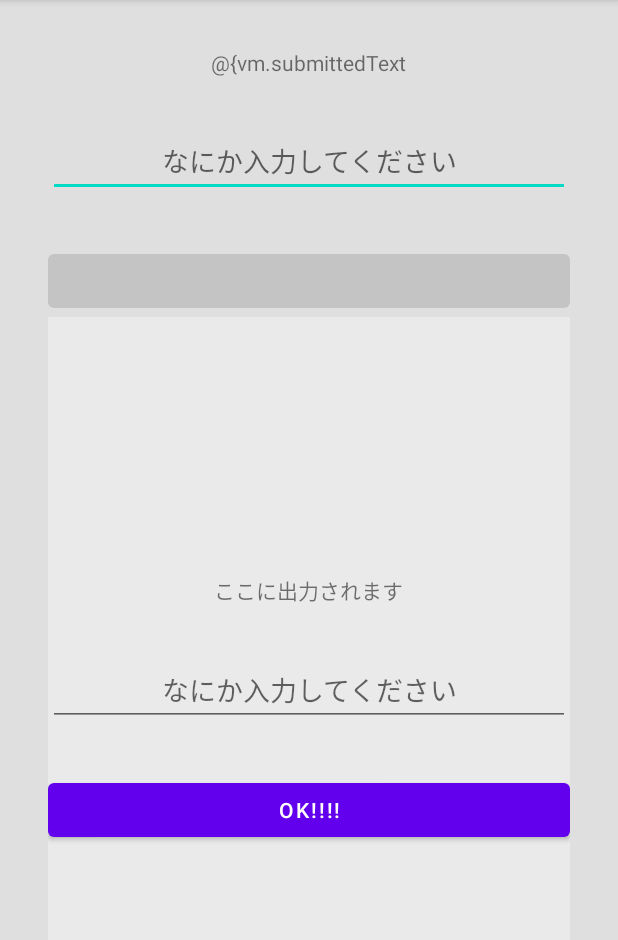
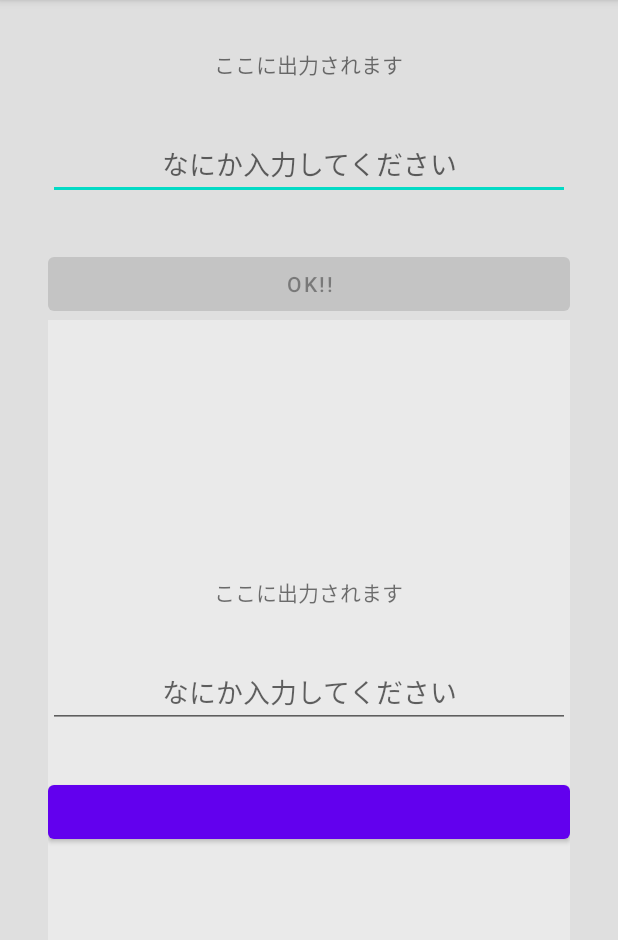
Before and after one commit to melq/LiveDataTest, an Android app: the screen it shows after launch (MainActivity), on a phone screen of 412 x 824 dp, the part 84-1024 px from its top. Run offline under Robolectric (Android 15) with nearby library versions, the phone set to English and light mode, and no system bars; our stand-ins replace data binding.

Commit message:
:sparkles: FragmentにViewModelを導入した

```diff
--- a/app/src/main/java/com/melq/livedatatest/FragmentMain.kt
+++ b/app/src/main/java/com/melq/livedatatest/FragmentMain.kt
@@ -6,10 +6,13 @@ import android.view.View
 import android.view.ViewGroup
 import androidx.core.widget.addTextChangedListener
 import androidx.fragment.app.Fragment
+import androidx.lifecycle.Observer
 import com.melq.livedatatest.databinding.FragmentMainBinding
 
 class FragmentMain : Fragment() {
     private lateinit var binding: FragmentMainBinding
+
+    private val viewModel = MainViewModel()
 
     override fun onCreateView(
         inflater: LayoutInflater,
@@ -17,21 +20,20 @@ class FragmentMain : Fragment() {
         savedInstanceState: Bundle?
     ): View? {
         binding = FragmentMainBinding.inflate(inflater, container, false)
+        binding.vm = viewModel
+        binding.lifecycleOwner = this
         return binding.root
     }
 
     override fun onViewCreated(view: View, savedInstanceState: Bundle?) {
         super.onViewCreated(view, savedInstanceState)
 
-        binding.buttonText = "OK!!"
-        binding.frameLayoutSub.buttonText = "OK!!!!"
-
-        binding.editText.addTextChangedListener {
-            binding.frameLayoutSub.textView.text = it
-        }
-        binding.frameLayoutSub.editText.addTextChangedListener {
-            binding.textView.text = it
+        binding.button.setOnClickListener {
+            viewModel.submitText(binding.editText.text.toString())
         }
 
+        binding.editText.addTextChangedListener { text ->
+            viewModel.updateButton(text.isNullOrBlank())
+        }
     }
 }
--- a/app/src/main/java/com/melq/livedatatest/MainViewModel.kt
+++ b/app/src/main/java/com/melq/livedatatest/MainViewModel.kt
@@ -18,7 +18,7 @@ class MainViewModel {
 
     private val _submittedText: MutableLiveData<String> =
             MutableLiveData<String>().also { mutableLiveData ->
-                mutableLiveData.value = R.string.output_here.toString()
+                mutableLiveData.value = "ここに出力されます" // ほんとはgetStringしたい
             }
     val submittedText: LiveData<String> get() = _submittedText
 
--- a/app/src/main/res/layout/fragment_main.xml
+++ b/app/src/main/res/layout/fragment_main.xml
@@ -20,7 +20,8 @@
             android:id="@+id/textView"
             android:layout_width="wrap_content"
             android:layout_height="wrap_content"
-            android:text="@{vm.submittedText" />
+            android:text="@{vm.submittedText}"
+            tools:text="@string/output_here" />
 
         <EditText
             android:id="@+id/editText"
```
